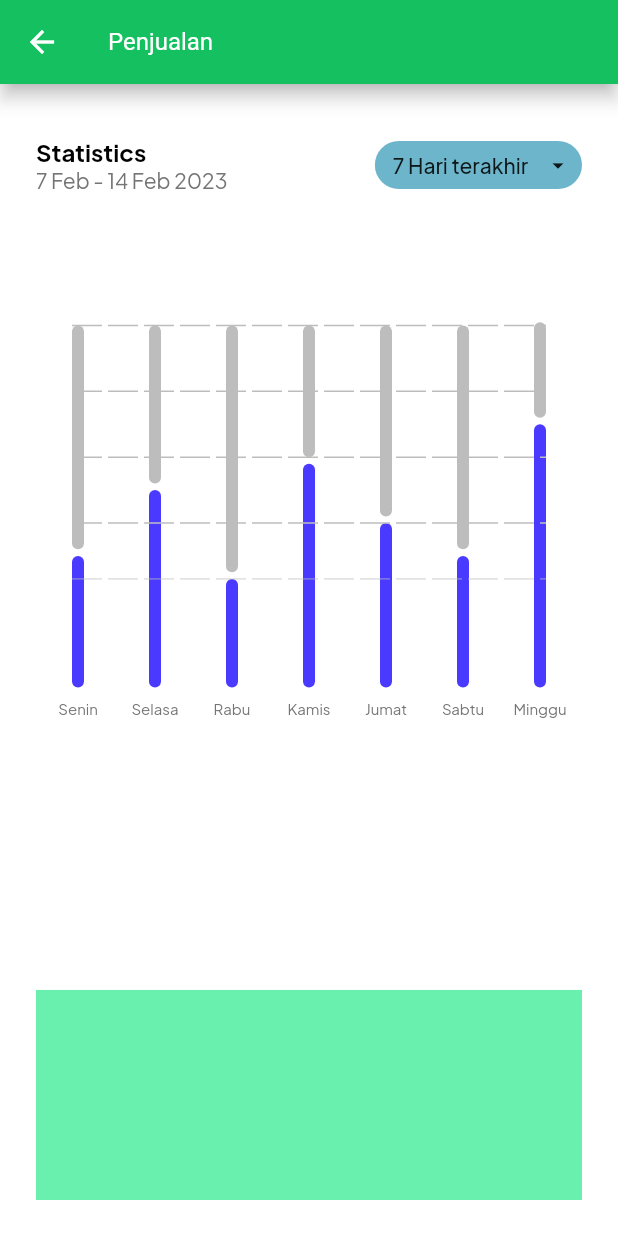
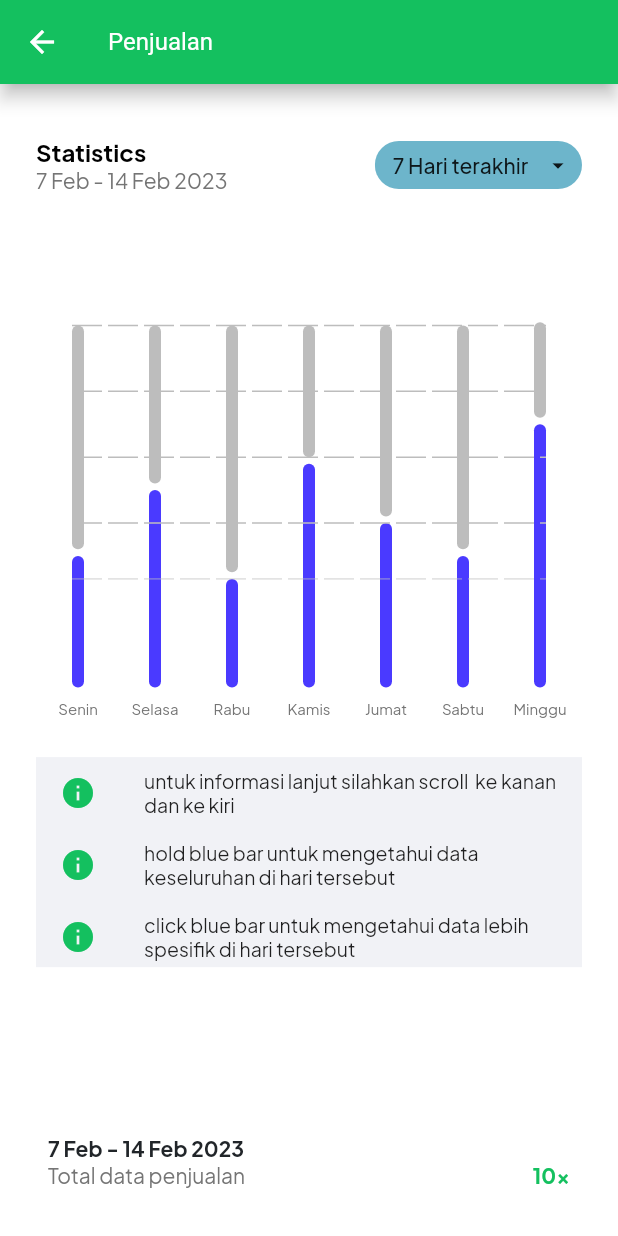
Before and after one commit to f0ursecond/shoparea_app, a Flutter app: the TotalSalesScreen screen opened by its route, on a phone screen of 412 x 824 dp. Run offline on Flutter 3.47's test engine with Material 2 defaults, Android fonts, the light colour scheme and no system bars; drawn by our look-alikes of fl_chart; our stand-ins replace flutter_svg, flutter_switch, percent_indicator.

```diff
--- a/lib/screen/total_penjualan_screen/components/charts.dart
+++ b/lib/screen/total_penjualan_screen/components/charts.dart
@@ -96,7 +96,7 @@ class BarChartSample6 extends StatelessWidget {
                     ),
                   ),
                 ),
-                barTouchData: BarTouchData(enabled: false),
+                barTouchData: BarTouchData(enabled: true),
                 borderData: FlBorderData(show: false),
                 gridData: const FlGridData(show: false),
                 barGroups: [
--- a/lib/screen/total_penjualan_screen/total_penjualan_screen.dart
+++ b/lib/screen/total_penjualan_screen/total_penjualan_screen.dart
@@ -1,5 +1,6 @@
 import 'package:flutter/foundation.dart';
 import 'package:flutter/material.dart';
+import 'package:shoparea_app/consts/colors.dart';
 import 'package:shoparea_app/screen/total_penjualan_screen/components/charts.dart';
 import 'package:shoparea_app/size_config.dart';
 
@@ -32,24 +33,94 @@ class TotalSalesScreen extends StatelessWidget {
                       ? getWebProportionateScreenHeight(24)
                       : getProportionateScreenHeight(24),
                 ),
-                Expanded(
-                  child: BarChartSample6(),
-                ),
+                BarChartSample6(),
                 SizedBox(
                   height: kIsWeb
                       ? getWebProportionateScreenHeight(24)
                       : getProportionateScreenHeight(24),
                 ),
                 Container(
-                  color: Colors.greenAccent,
+                  color: cColorNeutral30,
                   height: kIsWeb
                       ? getWebProportionateScreenHeight(138)
                       : getProportionateScreenHeight(138),
+                  child: const Column(
+                    children: [
+                      ListTile(
+                        dense: true,
+                        leading: Icon(
+                          Icons.info,
+                          color: cColorPrimary50,
+                        ),
+                        title: Text(
+                            'untuk informasi lanjut silahkan scroll  ke kanan dan ke kiri  '),
+                      ),
+                      ListTile(
+                        dense: true,
+                        leading: Icon(
+                          Icons.info,
+                          color: cColorPrimary50,
+                        ),
+                        title: Text(
+                            'hold blue bar untuk mengetahui data keseluruhan di hari tersebut'),
+                      ),
+                      ListTile(
+                        dense: true,
+                        leading: Icon(
+                          Icons.info,
+                          color: cColorPrimary50,
+                        ),
+                        title: Text(
+                            'click blue bar untuk mengetahui data lebih spesifik di hari tersebut'),
+                      ),
+                    ],
+                  ),
                 ),
+                const Spacer(),
+                const TotalPenjualanSection(),
               ],
             ),
           ),
         ),
+      ),
+    );
+  }
+}
+
+class TotalPenjualanSection extends StatelessWidget {
+  const TotalPenjualanSection({
+    super.key,
+  });
+
+  @override
+  Widget build(BuildContext context) {
+    return const Padding(
+      padding: EdgeInsets.all(8.0),
+      child: Column(
+        crossAxisAlignment: CrossAxisAlignment.start,
+        children: [
+          Text(
+            '7 Feb - 14 Feb 2023',
+            style: TextStyle(
+                color: cColorNeutralBlack50,
+                fontSize: 14,
+                fontWeight: FontWeight.w700),
+          ),
+          Row(
+            mainAxisAlignment: MainAxisAlignment.spaceBetween,
+            children: [
+              Text('Total data penjualan'),
+              Text(
+                '10x',
+                style: TextStyle(
+                  color: cColorPrimary50,
+                  fontSize: 14,
+                  fontWeight: FontWeight.w700,
+                ),
+              ),
+            ],
+          )
+        ],
       ),
     );
   }
```
Also changed, not shown: lib/components/teks/text_field_with_counter.dart (+7 -4 lines), lib/screen/store_profile_screen/components/account_section.dart (+2 -8 lines), lib/screen/store_profile_screen/components/another_info.dart (+1 -7 lines), lib/screen/store_profile_screen/components/profile_section.dart (deleted, +0 -34 lines), lib/screen/store_profile_screen/store_profile_screen.dart (+26 -7 lines), 3 other files.
